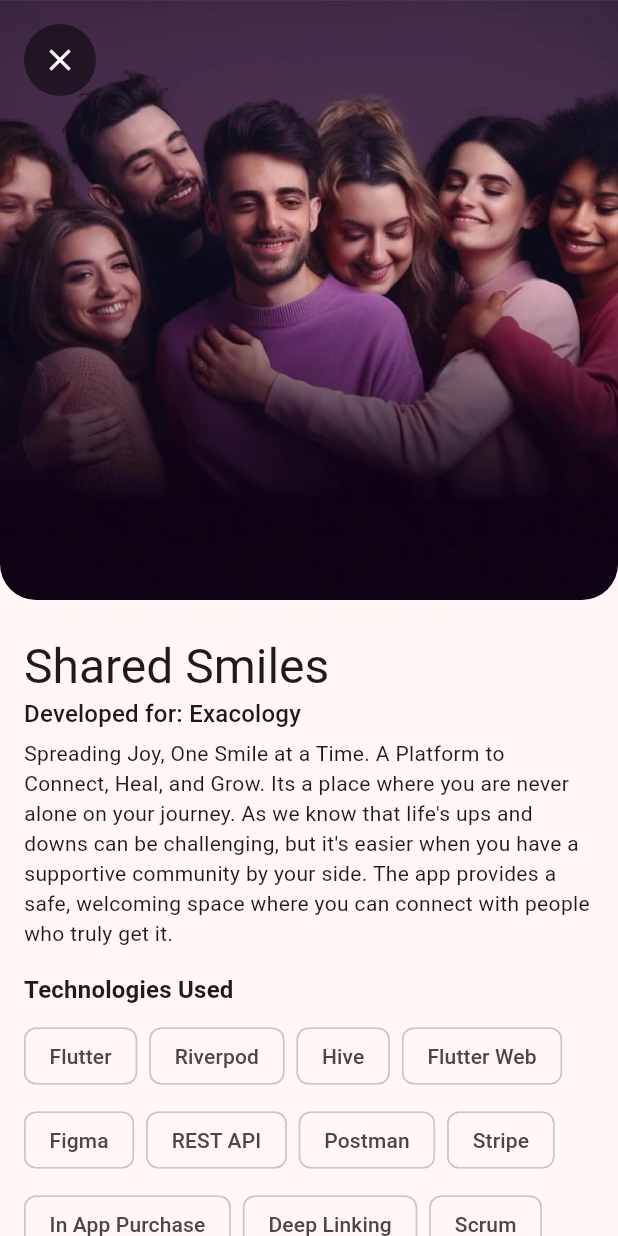
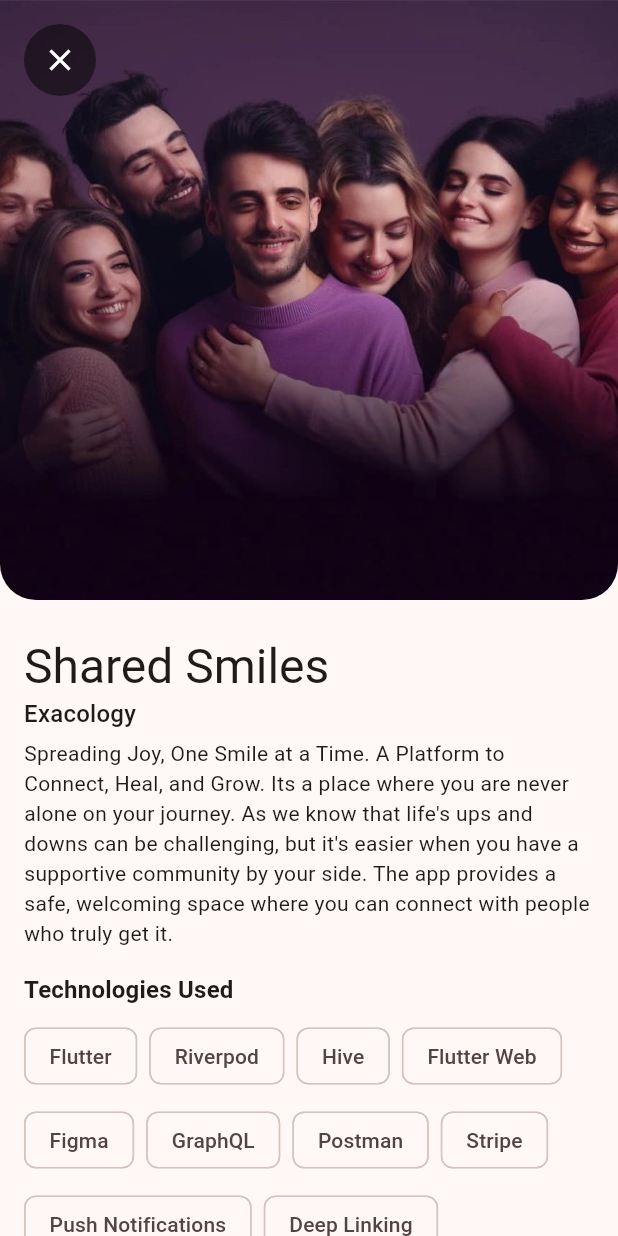
Before and after one commit to fahadjaved882244/portfolio, a Flutter app: the ProjectListView widget shown alone on an empty page, opened directly, after a tap on "Shared Smiles", on a phone screen of 412 x 824 dp. Run offline on Flutter 3.47's test engine with Material 3 defaults, Android fonts, the phone set to English and light mode, and no system bars; our stand-ins replace flutter_hooks, hooks_riverpod, shared_preferences; accounts and stored records are empty.

Commit message:
added abstraction for project repository

```diff
--- a/lib/features/experience/view/widgets/experience_card.dart
+++ b/lib/features/experience/view/widgets/experience_card.dart
@@ -9,6 +9,8 @@ class ExperienceCard extends StatelessWidget {
 
   @override
   Widget build(BuildContext context) {
+    const snackBar = SnackBar(content: Text("Requested URL not found!"));
+
     return ListTile(
       onTap: () async {
         try {
@@ -17,7 +19,9 @@ class ExperienceCard extends StatelessWidget {
             launchUrl(uri);
           }
         } catch (e) {
-          print(e);
+          if (context.mounted) {
+            ScaffoldMessenger.of(context).showSnackBar(snackBar);
+          }
         }
       },
       isThreeLine: true,
--- a/lib/features/project/controller/project_controller.dart
+++ b/lib/features/project/controller/project_controller.dart
@@ -2,7 +2,9 @@
 
 import 'package:hooks_riverpod/hooks_riverpod.dart';
 import 'package:portfolio/features/project/model/project_model.dart';
+import 'package:portfolio/features/project/repository/mock_project_repository.dart';
 
-final projectControllerProvider = Provider<List<Project>>((ref) {
-  return jsonProjects.map((e) => Project.fromMap(e)).toList();
+final projectControllerProvider = FutureProvider<List<Project>>((ref) {
+  final repository = ref.watch(projectRepositoryProvider);
+  return repository.fetchProjects();
 });
--- a/lib/features/project/model/project_model.dart
+++ b/lib/features/project/model/project_model.dart
@@ -86,207 +86,3 @@ class Project {
     return 'Project(name: $name, company: $company, description: $description, imageUrl: $imageUrl, downloadUrl: $downloadUrl, contributions: $contributions, challenges: $challenges, tools: $tools)';
   }
 }
-
-final jsonProjects = [
-  {
-    "name": "Shared Smiles",
-    "company": "Exacology",
-    "description":
-        "Spreading Joy, One Smile at a Time. A Platform to Connect, Heal, and Grow. Its a place where you are never alone on your journey. As we know that life's ups and downs can be challenging, but it's easier when you have a supportive community by your side. The app provides a safe, welcoming space where you can connect with people who truly get it.",
-    "imageUrl": "assets/shared_smiles/thumbnail.webp",
-    "coverUrl": "assets/shared_smiles/cover.jpg",
-    "downloadUrl": "https://exakty-web-shared-smiles.vercel.app/",
-    "contributions": [
-      "Built the cross-platform application for both mobile and web",
-      "Integrated deep linking for seamless sharing and navigation.",
-      "Offline image uploads to contribute even with limited connectivity.",
-      "Implemented a matching algorithm to connect users with similar experiences and interests.",
-    ],
-    "challenges": [
-      "Managing the security and privacy of user's personal data.",
-      "Designing a scalable architecture to handle a growing community.",
-      "Developing an effective matching algorithm that promotes meaningful connections.",
-    ],
-    "tools": [
-      "Flutter",
-      "Riverpod",
-      "Hive",
-      "Flutter Web",
-      "Figma",
-      "REST API",
-      "Postman",
-      "Stripe",
-      "In App Purchase",
-      "Deep Linking",
-      "Scrum",
-      "Jira",
-    ]
-  },
-  {
-    "name": "Food Delivery",
-    "company": "Ng Solutions",
-    "description":
-        "Halal Finder is a mobile application designed to help Muslim residents in the UK easily search for and order halal food and meat from nearby vendors. The app also integrates an online marketplace for religious products, making it a one-stop solution for halal needs. Additionally, it features a barcode scanning tool that allows users to scan product labels and instantly determine whether an item is halal or not.",
-    "imageUrl": "assets/halal_finder/thumbnail.png",
-    "coverUrl": "assets/halal_finder/cover.png",
-    "downloadUrl": "",
-    "contributions": [
-      "Built a CRM system using React JS to manage customer interactions and orders efficiently.",
-      "An admin panel using React JS for vendors to oversee listings, orders, and inventory.",
-      "Developed the barcode scanning feature for instant halal verification.",
-      "Architected the real-time location-based search functionality using Google Maps, enabling users to find nearby halal vendors."
-    ],
-    "challenges": [
-      "Syncing the order and inventory data across Consumers and Suppliers mobile apps.",
-      "Designing a scalable architecture to handle real-time location data and a large number of concurrent users."
-    ],
-    "tools": [
-      "Flutter",
-      "Firebase",
-      "Google Cloud Functions",
-      "Google Maps",
-      "Stripe",
-      "GetX",
-      "Figma",
-      "Push Notifications",
-      "React JS",
-      "Admin Panel",
-      "CRM",
-      "Kanban",
-      "Play Store",
-      "App Store"
-    ]
-  },
-  {
-    "name": "Colartive",
-    "company": "Personal Project",
-    "description":
-        "It was a first-of-its-kind digital art generator mobile application built using Flutter. The app offers a combination of Colors, Art, and Creativity in a very easy and simple way to generate thousands of unique AMOLED, Minimalistic, Abstract, Vector, and Aesthetic art in 4K Quality.",
-    "imageUrl": "assets/colartive/thumbnail.png",
-    "coverUrl": "assets/colartive/cover.png",
-    "downloadUrl": "",
-    "contributions": [
-      "Developed the entire mobile application from concept to launch.",
-      "Leveraged Flutter Canvas Kit for creating high-quality, dynamic art.",
-      "Implemented the BLoC pattern for state management",
-      "Integrated in-app purchases for premium features.",
-      "Designed and created art assets using Corel Draw.",
-      "Published the application on the Google Play Store."
-    ],
-    "challenges": [
-      "Creating a engaging range of art styles and generation algorithms.",
-      "Ensuring a smooth and intuitive user experience for customizing art.",
-      "Managing local storage effectively using SQLite.",
-      "Implementing in-app purchases seamlessly and securely.",
-      "Marketing and promoting the app to reach a wider audience."
-    ],
-    "tools": [
-      "Flutter",
-      "Firebase",
-      "SQLite",
-      "BLoC",
-      "Flutter Canvas Kit",
-      "In App Purchase",
-      "Coral Draw",
-      "Google Play Store",
-    ]
-  },
-  {
-    "name": "Lead Manager",
-    "company": "Personal Project",
-    "description":
-        "Lead Manager is a hybrid web application built using Flutter Web and Firebase, designed to efficiently manage your leads. It allows businesses to track all leads and deals generated by their products while maintaining a detailed history of product interactions. Multiple agents and managers can collaborate in real time, updating and monitoring leads seamlessly. With Firebase as the backend, the app ensures secure data storage, real-time updates, and smooth scalability.",
-    "imageUrl": "assets/lead_manager/thumbnail.webp",
-    "coverUrl": "assets/lead_manager/thumbnail.webp",
-    "downloadUrl": "https://smart-business-managemen-40121.web.app/#/login",
-    "contributions": [
-      "Developed the entire application from concept to deployment.",
-      "Maintained detailed documentation for future reference.",
-      "Designed and implemented a responsive design for web.",
-      "Integrated Firebase for authentication and database.",
-      "Integrated push notifications for timely updates.",
-      "Managed the project using Trello for time and task management."
-    ],
-    "challenges": [
-      "Real-time collaboration between multiple agents.",
-      "Designing a scalable architecture to handle a large number of leads.",
-      "Ensuring data security and privacy using Firebase Security Rules.",
-      "Navigating through push notifications effectively."
-    ],
-    "tools": [
-      "Flutter Web",
-      "Firebase",
-      "BLoC",
-      "Responsive Design",
-      "REST API",
-      "JSON",
-      "Push Notifications",
-      "Trello",
-    ]
-  },
-  {
-    "name": "Psychometrica",
-    "company": "Exacology",
-    "description":
-        "Psychometrica is the official mind & self-discovery application of the scientific non-profit mental health organization. Improve your mental health & try self-improvement using Psychometrica! Explore your Mind with all science-based tests like IQ, EQ, Love Style and Personality tests.",
-    "imageUrl": "assets/psychometrica/thumbnail.webp",
-    "coverUrl": "assets/psychometrica/cover.jpg",
-    "downloadUrl": "https://psychometrica.org/",
-    "contributions": [
-      "Developed key features of the Psychometrica mobile application.",
-      "Integrated the GraphQL API for communication with the backend.",
-      "Worked with Web Sockets for real-time chat feature.",
-      "Implemented push notifications for user engagement.",
-      "Integrated deep linking for seamless navigation and sharing.",
-      "Developed and maintained the cache management system for offline access and performance optimization.",
-    ],
-    "challenges": [
-      "Ensuring data privacy and security for sensitive user information.",
-      "Implementing complex logic for various psychological tests.",
-      "Integrating with the existing backend infrastructure and GraphQL API.",
-      "Handling different edge cases and ensuring app stability."
-    ],
-    "tools": [
-      "Flutter",
-      "Provider",
-      "Hive",
-      "GraphQL",
-      "Web Sockets",
-      "Push Notifications",
-      "Deep Linking",
-      "Cache Management",
-      "Stripe",
-      "Jira",
-    ]
-  },
-  {
-    "name": "E-Classified",
-    "company": "Ng Solutions",
-    "description":
-        "It is a long established fact that a reader will be distracted by the readable content of a page when looking at its layout. The point of using Lorem Ipsum is that it has a more-or-less normal distribution of letters, as opposed to using 'Content here, content here', making it look like readable English. Many desktop publishing packages and web page editors now use Lorem Ipsum as their default model text, and a search for 'lorem ipsum' will uncover many web sites still in their infancy. Various versions have evolved over the years, sometimes by accident, sometimes on purpose (injected humour and the like).",
-    "imageUrl": "assets/e_classified/thumbnail.png",
-    "coverUrl": "assets/e_classified/cover.png",
-    "downloadUrl": "",
-    "contributions": [
-      "Integrated the application with an MS SQL Server database via a REST API.",
-      "Implemented social media integration, allowing users to share listings.",
-      "Used Postman for debugging the REST API.",
-      "Collaborated with the team using Trello for project management.",
-      "Released the app on the Google Play Store.",
-    ],
-    "challenges": [
-      "Integrating with the existing backend infrastructure and MS SQL Server database.",
-      "Implementing social media integration seamlessly.",
-    ],
-    "tools": [
-      "Flutter",
-      "MS SQL Server",
-      "REST API",
-      "Postman",
-      "BLoC",
-      "Social Media Integration",
-      "Push Notifications",
-      "Trello",
-    ]
-  }
-];
--- /dev/null
+++ b/lib/features/project/repository/i_project_repository.dart
@@ -0,0 +1,5 @@
+import 'package:portfolio/features/project/model/project_model.dart';
+
+abstract class IProjectRepository {
+  Future<List<Project>> fetchProjects();
+}
--- a/lib/features/project/view/project_detail_view.dart
+++ b/lib/features/project/view/project_detail_view.dart
@@ -9,6 +9,8 @@ class ProjectDetailView extends StatelessWidget {
 
   @override
   Widget build(BuildContext context) {
+    const snackBar = SnackBar(content: Text("Requested URL not found!"));
+
     return Scaffold(
       body: SingleChildScrollView(
         child: Column(
@@ -58,7 +60,7 @@ class ProjectDetailView extends StatelessWidget {
 
                   // Company Name
                   Text(
-                    'Developed for: ${project.company}',
+                    project.company,
                     style: Theme.of(context).textTheme.titleMedium,
                   ),
                   const SizedBox(height: 4),
@@ -142,7 +144,10 @@ class ProjectDetailView extends StatelessWidget {
                               launchUrl(uri);
                             }
                           } catch (e) {
-                            print('Error: $e');
+                            if (context.mounted) {
+                              ScaffoldMessenger.of(context)
+                                  .showSnackBar(snackBar);
+                            }
                           }
                         },
                         label: const Text('View Project'),
--- a/lib/features/project/view/project_list_view.dart
+++ b/lib/features/project/view/project_list_view.dart
@@ -2,6 +2,7 @@ import 'package:flutter/material.dart';
 import 'package:hooks_riverpod/hooks_riverpod.dart';
 import 'package:portfolio/core/app_strings.dart';
 import 'package:portfolio/features/project/controller/project_controller.dart';
+import 'package:portfolio/features/project/model/project_model.dart';
 import 'package:portfolio/features/project/view/widgets/project_card.dart';
 
 class ProjectListView extends ConsumerWidget {
@@ -9,7 +10,7 @@ class ProjectListView extends ConsumerWidget {
 
   @override
   Widget build(BuildContext context, WidgetRef ref) {
-    final myProjects = ref.watch(projectControllerProvider);
+    final asyncProjects = ref.watch(projectControllerProvider);
 
     return Column(
       children: [
@@ -34,22 +35,32 @@ class ProjectListView extends ConsumerWidget {
         const SizedBox(height: 24),
 
         Expanded(
-          child: GridView.builder(
+          child: buildBody(asyncProjects),
+        ),
+      ],
+    );
+  }
+
+  Widget buildBody(AsyncValue<List<Project>> asyncValue) {
+    return asyncValue.when<Widget>(
+      loading: () => const Center(child: CircularProgressIndicator()),
+      error: (_, __) => const Center(
+        child: Text("Unexpected Error! Please try agin later."),
+      ),
+      data: (projects) => GridView.builder(
         padding: const EdgeInsets.only(left: 4, right: 4, bottom: 16),
-            itemCount: myProjects.length,
+        itemCount: projects.length,
         gridDelegate: const SliverGridDelegateWithMaxCrossAxisExtent(
           maxCrossAxisExtent: 317,
           childAspectRatio: 0.60,
         ),
         itemBuilder: (context, i) {
-              final project = myProjects[i];
+          final project = projects[i];
           return ProjectCard(
             project: project,
           );
         },
       ),
-        ),
-      ],
     );
   }
 }
--- a/lib/features/responsive/view/responsive_view.dart
+++ b/lib/features/responsive/view/responsive_view.dart
@@ -34,6 +34,7 @@ class ResponsiveView extends HookConsumerWidget {
           curve: Curves.easeInOut,
         );
       }
+      return null;
     }, [selectedIndex]);
 
     return Scaffold(
```
Also changed, not shown: lib/features/project/repository/mock_project_repository.dart (added, +220 -0 lines), 1 other file. Lines whose indentation alone changed are shown as unchanged.
